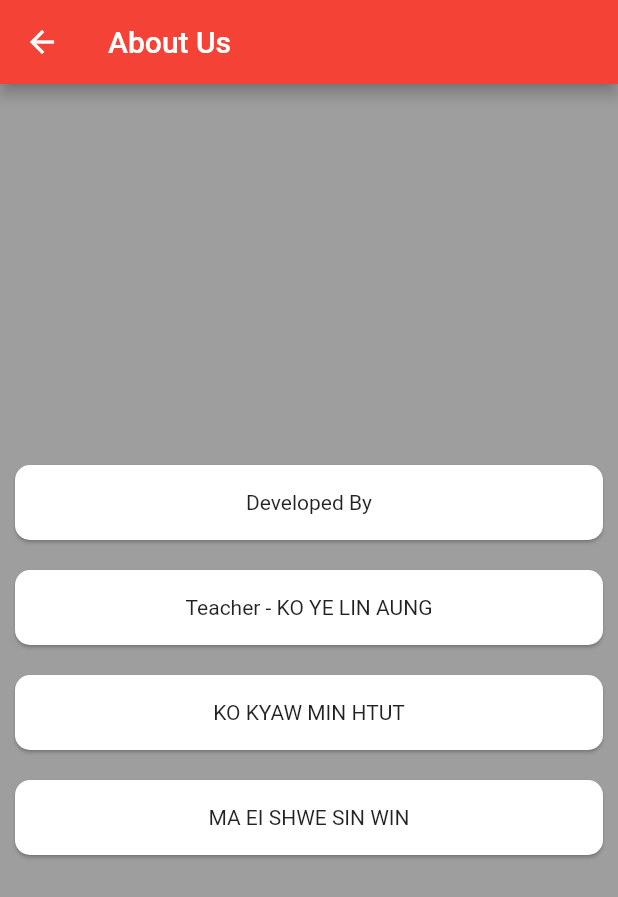
After one commit to b14cknc0d3/note, a Flutter app: the AboutUs screen opened by its route, on a phone screen of 412 x 824 dp. The commit adds this screen. Shown: the top 897 px of the screen. Run offline on Flutter 3.47's test engine with Material 2 defaults, Android fonts, the phone set to English and light mode, and no system bars; our stand-ins replace get, share, sqflite; missing offline and left inert: favorite_button, markdown_io, search_page; accounts and stored records are empty.

Commit message:
about us page create

```diff
--- /dev/null
+++ b/lib/model/menu_item/menu_items.dart
@@ -0,0 +1,11 @@
+import 'package:flutter/material.dart';
+
+import 'menu_item_model.dart';
+
+class MenuItems {
+  static const List<MenuItem> itemList = [itemAboutUs, itemGithubLink];
+
+  static const itemAboutUs = MenuItem(text: "About Us", icon: Icons.info);
+
+  static const itemGithubLink = MenuItem(text: "Github", icon: Icons.link);
+}
--- a/lib/routes/routes.dart
+++ b/lib/routes/routes.dart
@@ -1,6 +1,7 @@
 //import 'package:flutter/material.dart';
 import 'package:get/get.dart';
 import 'package:note/controller/binding.dart';
+import 'package:note/ui/about_us/about_us.dart';
 import 'package:note/ui/add/add_screen.dart';
 import 'package:note/ui/edit_screen/edit_screen.dart';
 import 'package:note/ui/favourite/favourite_screen.dart';
@@ -22,6 +23,7 @@ class MyRoutes {
 
     GetPage(
         name: '/trashView', page: () => TrashView(), binding: NoteBinding()),
+    GetPage(name: '/aboutUs', page: () => AboutUs(), binding: NoteBinding()),
 
     // GetPage(
     //     name: '/my_drawer',
--- /dev/null
+++ b/lib/ui/about_us/about_us.dart
@@ -0,0 +1,32 @@
+import 'package:flutter/material.dart';
+
+class AboutUs extends StatelessWidget {
+  const AboutUs({Key? key}) : super(key: key);
+
+  @override
+  Widget build(BuildContext context) {
+    final List<String> nameList = [
+      "Developed By",
+      "Teacher - KO YE LIN AUNG",
+      'KO KYAW MIN HTUT',
+      'MA EI SHWE SIN WIN'
+    ];
+    return Scaffold(
+        backgroundColor: Colors.grey,
+        appBar: AppBar(
+          title: const Text("About Us"),
+        ),
+        body: Column(
+            mainAxisAlignment: MainAxisAlignment.center,
+            crossAxisAlignment: CrossAxisAlignment.stretch,
+            children: nameList
+                .map((name) => Card(
+                      margin: const EdgeInsets.all(10.0),
+                      shape: RoundedRectangleBorder(
+                          borderRadius: BorderRadius.circular(10.0)),
+                      child: SizedBox(
+                          height: 50, child: Center(child: Text(name))),
+                    ))
+                .toList()));
+  }
+}
```
Also changed, not shown: lib/model/menu_item/menu_item_model.dart (added, +8 -0 lines), lib/ui/add/add_screen.dart (+22 -22 lines), lib/ui/home/home.dart (+36 -6 lines), pubspec.yaml (+4 -4 lines), pubspec.lock.
